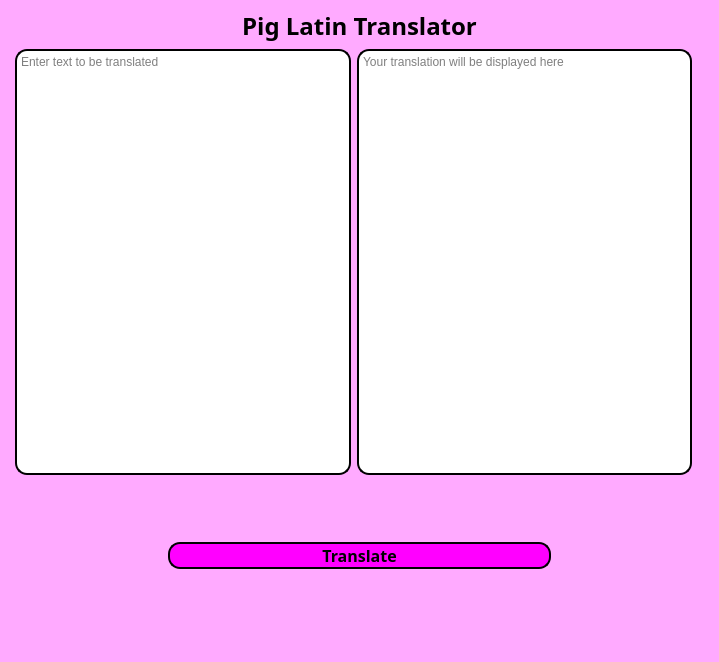
Qt form forms/main_window.ui (kalicajala/kali-first-task) before a commit.
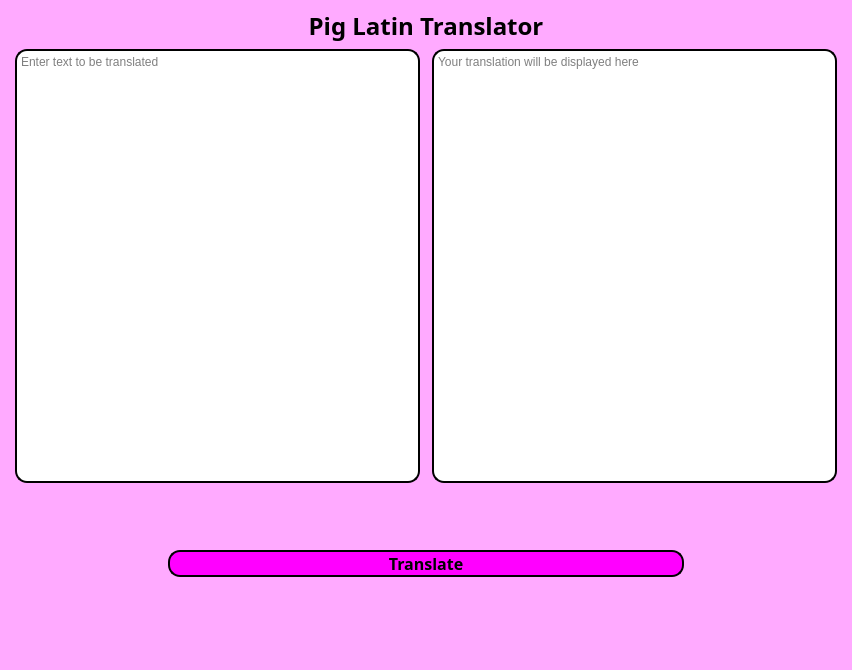
The same form after that commit. Icons and pictures are not drawn.

Commit message: Fixing uneven margins

Diff of the .ui file:
```diff
--- a/forms/main_window.ui
+++ b/forms/main_window.ui
@@ -6,8 +6,8 @@
    <rect>
     <x>0</x>
     <y>0</y>
-    <width>719</width>
-    <height>662</height>
+    <width>852</width>
+    <height>670</height>
    </rect>
   </property>
   <property name="windowTitle">
@@ -18,7 +18,25 @@
   </property>
   <widget class="QWidget" name="centralwidget">
    <layout class="QGridLayout" name="gridLayout">
-    <item row="4" column="0" colspan="6">
+    <item row="0" column="0" colspan="5">
+     <widget class="QLabel" name="label_title">
+      <property name="font">
+       <font>
+        <family>Sans Serif Collection</family>
+        <pointsize>18</pointsize>
+        <weight>75</weight>
+        <bold>true</bold>
+       </font>
+      </property>
+      <property name="text">
+       <string>Pig Latin Translator</string>
+      </property>
+      <property name="alignment">
+       <set>Qt::AlignCenter</set>
+      </property>
+     </widget>
+    </item>
+    <item row="4" column="0" colspan="5">
      <widget class="QWidget" name="widget_images_and_button" native="true">
       <property name="minimumSize">
        <size>
@@ -178,24 +196,6 @@
       </layout>
      </widget>
     </item>
-    <item row="0" column="0" colspan="6">
-     <widget class="QLabel" name="label_title">
-      <property name="font">
-       <font>
-        <family>Sans Serif Collection</family>
-        <pointsize>18</pointsize>
-        <weight>75</weight>
-        <bold>true</bold>
-       </font>
-      </property>
-      <property name="text">
-       <string>Pig Latin Translator</string>
-      </property>
-      <property name="alignment">
-       <set>Qt::AlignCenter</set>
-      </property>
-     </widget>
-    </item>
     <item row="1" column="1">
      <widget class="QTextEdit" name="textEdit_source_english_input">
       <property name="styleSheet">
@@ -211,7 +211,7 @@
       </property>
      </widget>
     </item>
-    <item row="1" column="2">
+    <item row="1" column="3">
      <widget class="QTextEdit" name="textEdit_output">
       <property name="styleSheet">
        <string notr="true">QTextEdit {
```
